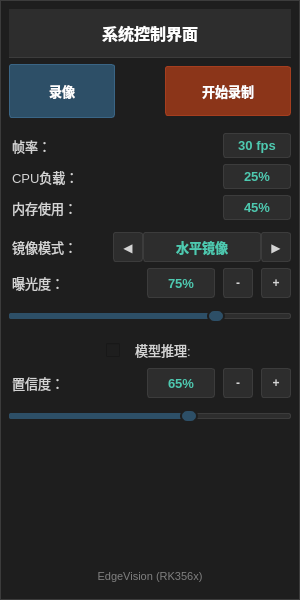
Above: src/UI/uis/maininterface.ui from SweerItTer/utilsCore before the change. Below: the same form after it.
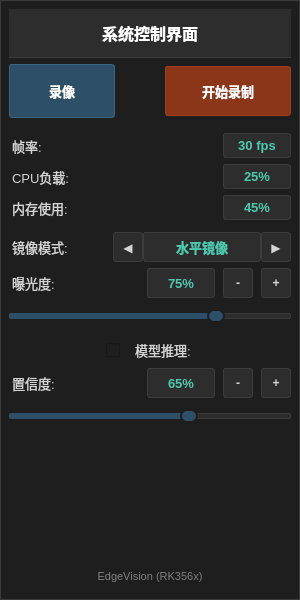
That is the form after the change.

Diff of the .ui file:
```diff
--- a/src/UI/uis/maininterface.ui
+++ b/src/UI/uis/maininterface.ui
@@ -328,7 +328,7 @@
         <item>
          <widget class="QLabel" name="fpsLabel">
           <property name="text">
-           <string>帧率：</string>
+           <string>帧率: </string>
           </property>
          </widget>
         </item>
@@ -374,7 +374,7 @@
         <item>
          <widget class="QLabel" name="CPUpayloadLabel">
           <property name="text">
-           <string>CPU负载：</string>
+           <string>CPU负载: </string>
           </property>
          </widget>
         </item>
@@ -420,7 +420,7 @@
         <item>
          <widget class="QLabel" name="memoryUsageLabel">
           <property name="text">
-           <string>内存使用：</string>
+           <string>内存使用: </string>
           </property>
          </widget>
         </item>
@@ -479,7 +479,7 @@
         <item>
          <widget class="QLabel" name="mirrorLabel">
           <property name="text">
-           <string>镜像模式：</string>
+           <string>镜像模式: </string>
           </property>
          </widget>
         </item>
@@ -568,7 +568,7 @@
           <item>
            <widget class="QLabel" name="exposureLabel">
             <property name="text">
-             <string>曝光度：</string>
+             <string>曝光度: </string>
             </property>
            </widget>
           </item>
@@ -732,7 +732,7 @@
           <item>
            <widget class="QLabel" name="confidenceLabel">
             <property name="text">
-             <string>置信度：</string>
+             <string>置信度: </string>
             </property>
            </widget>
           </item>
```
